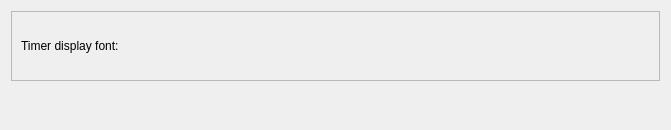
This is widgets/fontsettings.ui in KDE/kronometer as Qt 5 draws it before an edit. The edited form follows.
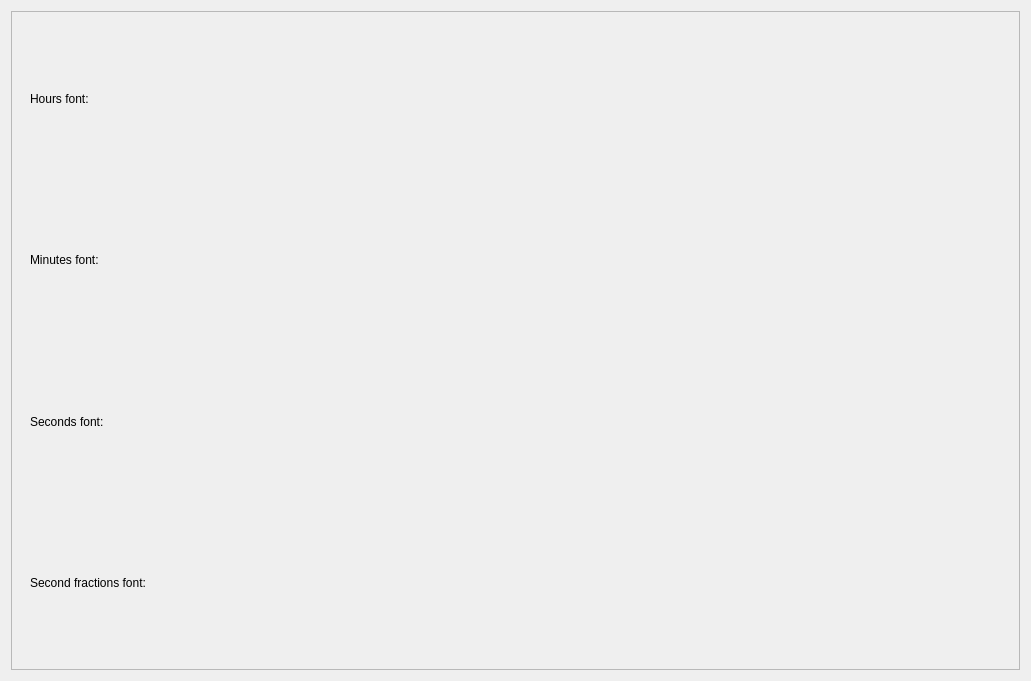
This is the edited form. Custom widgets are drawn as their Qt base class.

Diff of the .ui file:
```diff
--- a/widgets/fontsettings.ui
+++ b/widgets/fontsettings.ui
@@ -6,15 +6,15 @@
    <rect>
     <x>0</x>
     <y>0</y>
-    <width>671</width>
-    <height>130</height>
+    <width>1031</width>
+    <height>681</height>
    </rect>
   </property>
   <property name="windowTitle">
    <string>Form</string>
   </property>
-  <layout class="QGridLayout" name="gridLayout_2">
-   <item row="0" column="0">
+  <layout class="QHBoxLayout" name="horizontalLayout_2">
+   <item>
     <widget class="QScrollArea" name="scrollArea">
      <property name="widgetResizable">
       <bool>true</bool>
@@ -22,25 +22,63 @@
      <widget class="QWidget" name="scrollAreaWidgetContents">
       <property name="geometry">
        <rect>
-        <x>-14</x>
+        <x>0</x>
         <y>0</y>
-        <width>671</width>
-        <height>91</height>
+        <width>1017</width>
+        <height>667</height>
        </rect>
       </property>
+      <layout class="QVBoxLayout" name="verticalLayout_4">
+       <item>
+        <widget class="QWidget" name="widget" native="true">
       <layout class="QHBoxLayout" name="horizontalLayout">
        <item>
         <widget class="QLabel" name="label">
          <property name="text">
-          <string>Timer display font: </string>
-         </property>
-         <property name="alignment">
-          <set>Qt::AlignLeading|Qt::AlignLeft|Qt::AlignVCenter</set>
-         </property>
-        </widget>
-       </item>
+             <string>Hours font:</string>
+            </property>
+           </widget>
+          </item>
+          <item>
+           <widget class="KFontRequester" name="kcfg_hourFont">
+            <property name="sizePolicy">
+             <sizepolicy hsizetype="Maximum" vsizetype="Preferred">
+              <horstretch>0</horstretch>
+              <verstretch>0</verstretch>
+             </sizepolicy>
+            </property>
+            <property name="font">
+             <font>
+              <family>Sans Serif</family>
+              <pointsize>54</pointsize>
+              <weight>50</weight>
+              <italic>false</italic>
+              <bold>false</bold>
+             </font>
+            </property>
+           </widget>
+          </item>
+         </layout>
+        </widget>
+       </item>
        <item>
-        <widget class="KFontRequester" name="kcfg_displayFont">
+        <widget class="QWidget" name="widget_2" native="true">
+         <layout class="QHBoxLayout" name="horizontalLayout_3">
+          <item>
+           <widget class="QLabel" name="label_2">
+            <property name="text">
+             <string>Minutes font:</string>
+            </property>
+           </widget>
+          </item>
+          <item>
+           <widget class="KFontRequester" name="kcfg_minFont">
+            <property name="sizePolicy">
+             <sizepolicy hsizetype="Maximum" vsizetype="Preferred">
+              <horstretch>0</horstretch>
+              <verstretch>0</verstretch>
+             </sizepolicy>
+            </property>
          <property name="font">
           <font>
            <family>Sans Serif</family>
@@ -54,20 +92,74 @@
        </item>
       </layout>
      </widget>
-    </widget>
-   </item>
-   <item row="1" column="0">
-    <spacer name="verticalSpacer">
-     <property name="orientation">
-      <enum>Qt::Vertical</enum>
-     </property>
-     <property name="sizeHint" stdset="0">
-      <size>
-       <width>20</width>
-       <height>40</height>
-      </size>
-     </property>
-    </spacer>
+       </item>
+       <item>
+        <widget class="QWidget" name="widget_3" native="true">
+         <layout class="QHBoxLayout" name="horizontalLayout_4">
+          <item>
+           <widget class="QLabel" name="label_3">
+            <property name="text">
+             <string>Seconds font:</string>
+            </property>
+           </widget>
+          </item>
+          <item>
+           <widget class="KFontRequester" name="kcfg_secFont">
+            <property name="sizePolicy">
+             <sizepolicy hsizetype="Maximum" vsizetype="Preferred">
+              <horstretch>0</horstretch>
+              <verstretch>0</verstretch>
+             </sizepolicy>
+            </property>
+            <property name="font">
+             <font>
+              <family>Sans Serif</family>
+              <pointsize>54</pointsize>
+              <weight>50</weight>
+              <italic>false</italic>
+              <bold>false</bold>
+             </font>
+            </property>
+           </widget>
+          </item>
+         </layout>
+        </widget>
+       </item>
+       <item>
+        <widget class="QWidget" name="widget_4" native="true">
+         <layout class="QHBoxLayout" name="horizontalLayout_5">
+          <item>
+           <widget class="QLabel" name="label_4">
+            <property name="text">
+             <string>Second fractions font:</string>
+            </property>
+           </widget>
+          </item>
+          <item>
+           <widget class="KFontRequester" name="kcfg_fracFont">
+            <property name="sizePolicy">
+             <sizepolicy hsizetype="Maximum" vsizetype="Preferred">
+              <horstretch>0</horstretch>
+              <verstretch>0</verstretch>
+             </sizepolicy>
+            </property>
+            <property name="font">
+             <font>
+              <family>Sans Serif</family>
+              <pointsize>54</pointsize>
+              <weight>50</weight>
+              <italic>false</italic>
+              <bold>false</bold>
+             </font>
+            </property>
+           </widget>
+          </item>
+         </layout>
+        </widget>
+       </item>
+      </layout>
+     </widget>
+    </widget>
    </item>
   </layout>
  </widget>
```
Lines whose indentation alone changed are shown as unchanged.
